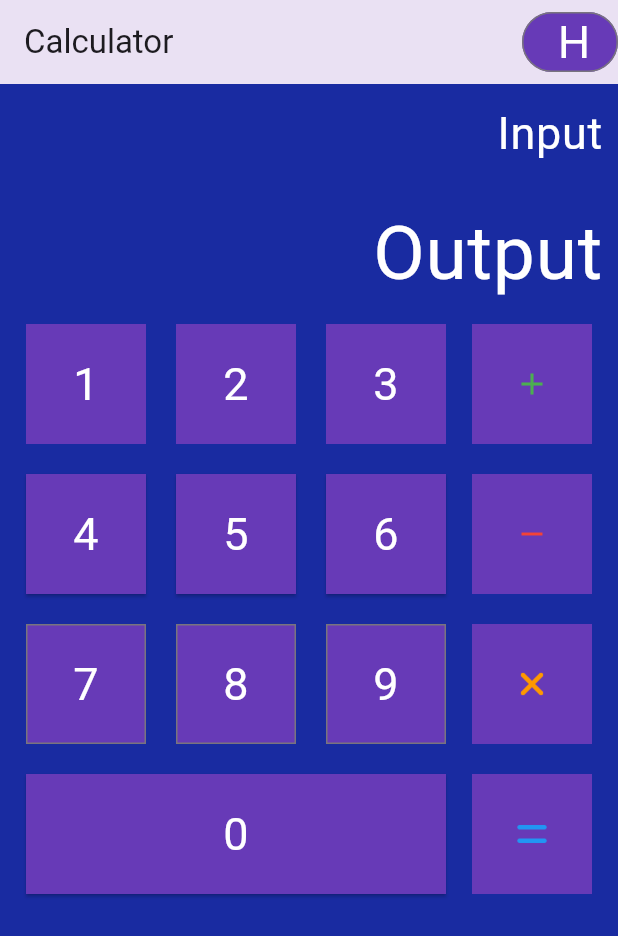
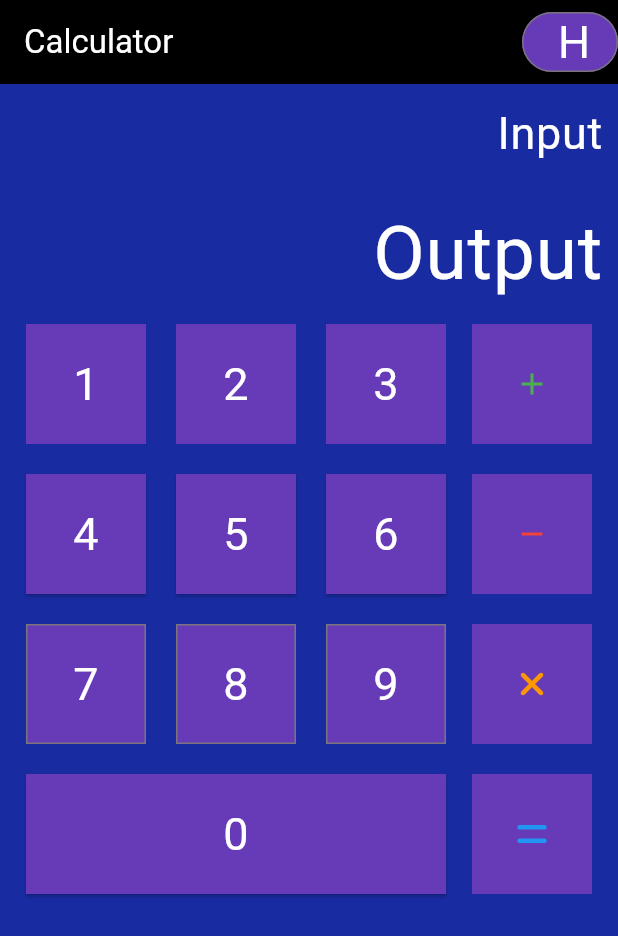
Before and after one commit to davjaw/flutter-calculator, a Flutter app: the screen it shows after launch, on a phone screen of 412 x 824 dp. Shown: the top 936 px of the screen. Run offline on Flutter 3.47's test engine with Material 3 defaults, Android fonts, the phone set to English and light mode, and no system bars.

Commit message:
UI update

```diff
--- a/lib/widgets/HomePage.dart
+++ b/lib/widgets/HomePage.dart
@@ -17,8 +17,10 @@ class _HomePageState extends State<HomePage> {
   Widget build(BuildContext context) {
     return Scaffold(
       appBar: AppBar(
+        backgroundColor: const Color.fromRGBO(0, 0, 0, 110),
+        foregroundColor: Colors.white,
         title: const Text("Calculator"),
-        actions: [HistoryButton()],
+        actions: const [HistoryButton()],
         elevation: 10,
       ),
       body: const Column(
```
